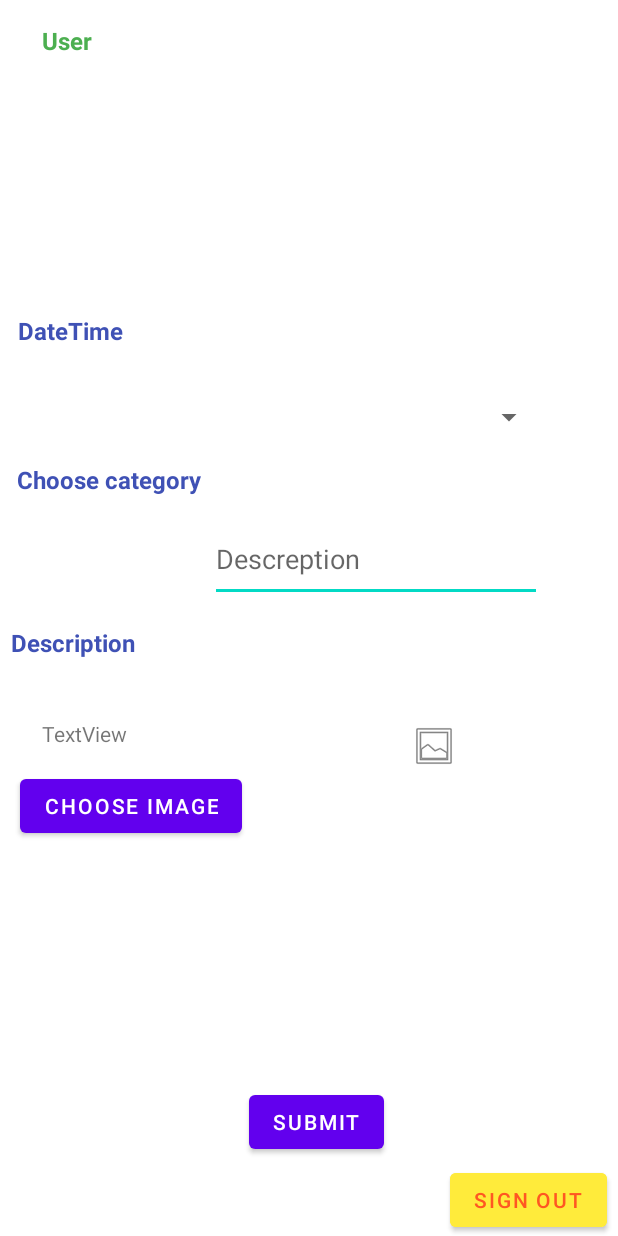
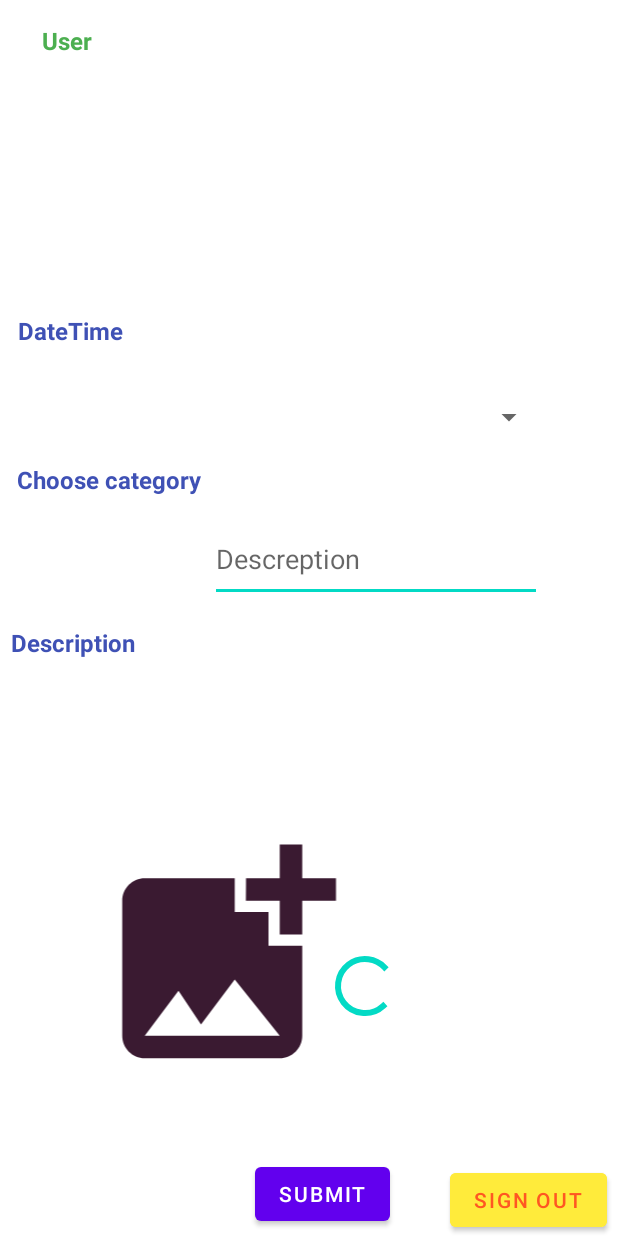
Before and after one commit to JasonSDMN2001/SmartAlert, an Android app: the layout activity_main2.xml on its own in the app's theme, with its tools: preview values and no code run, on a phone screen of 412 x 824 dp. Run offline under Robolectric (Android 15) with nearby library versions, the light colour scheme and no system bars.

Commit message:
upload a photo from gallery on cloud storage done

```diff
--- /dev/null
+++ b/app/src/main/res/drawable/ic_baseline_add_photo_alternate_24.xml
@@ -0,0 +1,5 @@
+<vector android:height="24dp" android:tint="#3A1A31"
+    android:viewportHeight="24" android:viewportWidth="24"
+    android:width="24dp" xmlns:android="http://schemas.android.com/apk/res/android">
+    <path android:fillColor="@android:color/white" android:pathData="M19,7v2.99s-1.99,0.01 -2,0L17,7h-3s0.01,-1.99 0,-2h3L17,2h2v3h3v2h-3zM16,11L16,8h-3L13,5L5,5c-1.1,0 -2,0.9 -2,2v12c0,1.1 0.9,2 2,2h12c1.1,0 2,-0.9 2,-2v-8h-3zM5,19l3,-4 2,3 3,-4 4,5L5,19z"/>
+</vector>
--- a/app/src/main/res/layout/activity_main2.xml
+++ b/app/src/main/res/layout/activity_main2.xml
@@ -6,17 +6,6 @@
     android:layout_height="match_parent"
     tools:context=".MainActivity2"
     tools:layout_editor_absoluteY="81dp">
-
-    <Button
-        android:id="@+id/button8"
-        android:layout_width="wrap_content"
-        android:layout_height="wrap_content"
-        android:layout_marginTop="452dp"
-        android:text="@string/choose_image"
-        app:layout_constraintEnd_toStartOf="@+id/imgGallery"
-        app:layout_constraintHorizontal_bias="0.2"
-        app:layout_constraintStart_toStartOf="parent"
-        app:layout_constraintTop_toBottomOf="@+id/textView2" />
 
     <Spinner
         android:id="@+id/spinner2"
@@ -45,9 +34,8 @@
         android:id="@+id/button2"
         android:layout_width="wrap_content"
         android:layout_height="wrap_content"
-        android:layout_marginEnd="156dp"
-        android:layout_marginBottom="52dp"
-        android:onClick="write2"
+        android:layout_marginEnd="152dp"
+        android:layout_marginBottom="4dp"
         android:text="@string/write2"
         app:layout_constraintBottom_toBottomOf="parent"
         app:layout_constraintEnd_toEndOf="parent" />
@@ -86,17 +74,6 @@
         app:layout_constraintStart_toStartOf="parent"
         app:layout_constraintTop_toTopOf="parent"
         app:layout_constraintVertical_bias="0.154" />
-
-    <ImageView
-        android:id="@+id/imgGallery"
-        android:layout_width="150dp"
-        android:layout_height="130dp"
-        android:layout_marginTop="432dp"
-        android:layout_marginEnd="48dp"
-        android:scaleType="center"
-        app:layout_constraintEnd_toEndOf="parent"
-        app:layout_constraintTop_toTopOf="parent"
-        app:srcCompat="@android:drawable/ic_menu_gallery" />
 
     <TextView
         android:id="@+id/textView"
@@ -158,14 +135,28 @@
         app:layout_constraintTop_toTopOf="parent"
         app:layout_constraintVertical_bias="1.0" />
 
-    <TextView
-        android:id="@+id/textView14"
+    <ImageView
+        android:id="@+id/imageView"
+        android:layout_width="291dp"
+        android:layout_height="180dp"
+        app:layout_constraintBottom_toBottomOf="parent"
+        app:layout_constraintEnd_toEndOf="parent"
+        app:layout_constraintHorizontal_bias="0.028"
+        app:layout_constraintStart_toStartOf="parent"
+        app:layout_constraintTop_toTopOf="parent"
+        app:layout_constraintVertical_bias="0.851"
+        app:srcCompat="@drawable/ic_baseline_add_photo_alternate_24" />
+
+    <ProgressBar
+        android:id="@+id/progressBar"
+        style="?android:attr/progressBarStyle"
         android:layout_width="wrap_content"
         android:layout_height="wrap_content"
-        android:layout_marginStart="28dp"
-        android:layout_marginTop="36dp"
-        android:text="TextView"
+        app:layout_constraintBottom_toBottomOf="parent"
+        app:layout_constraintEnd_toEndOf="parent"
+        app:layout_constraintHorizontal_bias="0.603"
         app:layout_constraintStart_toStartOf="parent"
-        app:layout_constraintTop_toBottomOf="@+id/textView11" />
+        app:layout_constraintTop_toTopOf="parent"
+        app:layout_constraintVertical_bias="0.816" />
 
 </androidx.constraintlayout.widget.ConstraintLayout>
```
Also changed, not shown: app/src/main/java/com/unipi/boidanis/smartalert/MainActivity2.java (+117 -10 lines), app/src/main/res/drawable-hdpi/ic_stat_name.png (added), app/src/main/res/drawable-mdpi/ic_stat_name.png (added), app/src/main/res/drawable-xhdpi/ic_stat_name.png (added), app/src/main/res/drawable-xxhdpi/ic_stat_name.png (added), app/src/main/res/drawable-xxxhdpi/ic_stat_name.png (added).
